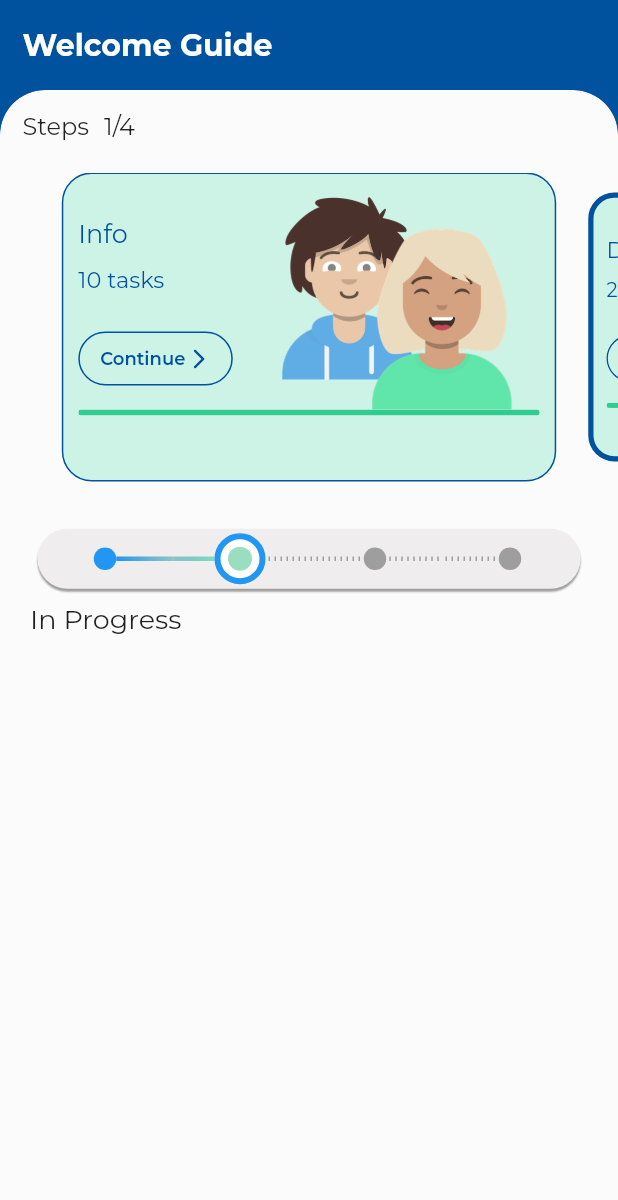
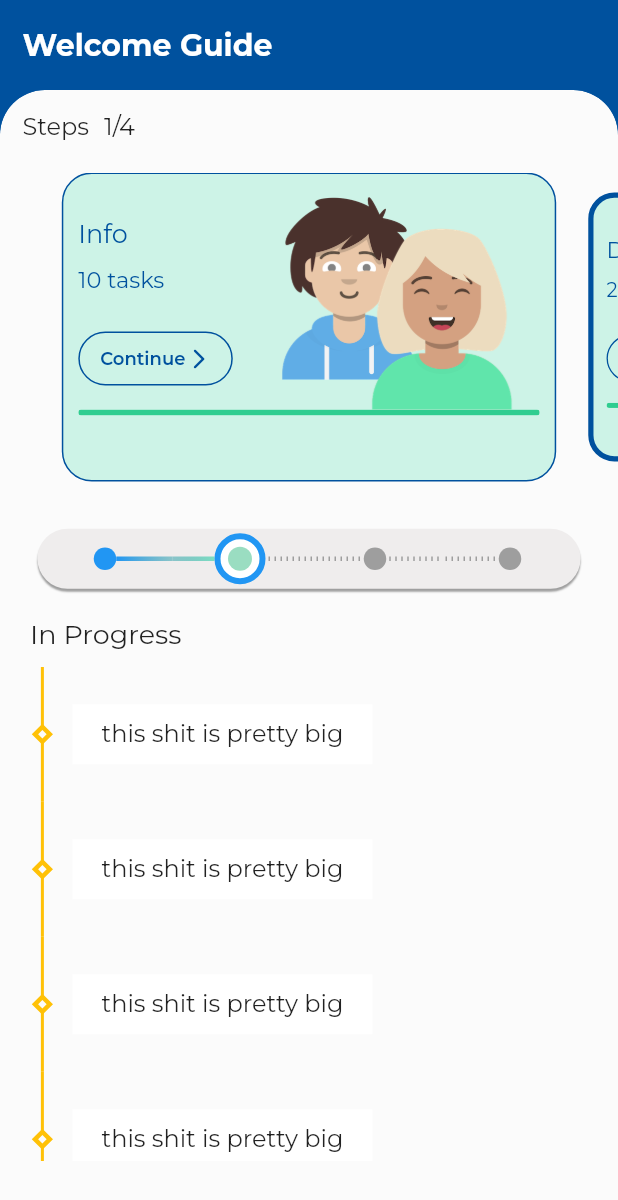
Before and after one commit to aazirani/guide_wizard, a Flutter app: the screen it shows after launch, on a phone screen of 412 x 824 dp. Shown: the top 1200 px of the screen. Run offline on Flutter 3.47's test engine with Material 2 defaults, Android fonts, the phone set to English and light mode, and no system bars; drawn by our look-alikes of carousel_slider, timelines; our stand-ins replace another_flushbar, dio, dotted_line, flutter_markdown, flutter_mobx, get_it and 7 more; missing offline and left inert: render_metrics, xxtea; generated files the repository leaves out were written again.

Commit message:
Add compressed sub-task timeline

```diff
--- /dev/null
+++ b/lib/ui/compressed blocklist timeline/compressed_blocklist_timeline.dart
@@ -0,0 +1,100 @@
+import 'package:flutter/material.dart';
+import 'package:timelines/timelines.dart';
+import '../../widgets/diamond_indicator.dart';
+
+class CompressedBlocklistTimeline extends StatefulWidget {
+  const CompressedBlocklistTimeline({Key? key}) : super(key: key);
+
+  @override
+  State<CompressedBlocklistTimeline> createState() =>
+      _CompressedBlocklistTimelineState();
+}
+
+class _CompressedBlocklistTimelineState
+    extends State<CompressedBlocklistTimeline> {
+  double _getScreenHeight() => MediaQuery.of(context).size.height;
+  double _getScreenWidth() => MediaQuery.of(context).size.width;
+
+  @override
+  Widget build(BuildContext context) {
+    return Container(
+      // padding: EdgeInsets.only(left: 15),
+      height: _getScreenHeight() / 2.5,
+      width: double.infinity,
+      // color: Colors.green,
+      child: Align(
+        alignment: Alignment.topLeft,
+        child: _buildTimeline(),
+      ),
+    );
+  }
+
+  Widget _buildTimeline() {
+    return Align(
+      alignment: Alignment.topLeft,
+      child: Timeline.tileBuilder(
+          theme: TimelineThemeData(
+            direction: Axis.vertical,
+            color: Colors.blue,
+            // nodeItemOverlap: true,
+            // indicatorPosition: ,
+            nodePosition: 0.009,
+            // indicatorTheme: IndicatorThemeData(position: 100)),
+          ),
+          // scrollDirection: Axis.vertical,
+          builder: TimelineTileBuilder(
+            itemCount: 20,
+            itemExtent: 90,
+            contentsBuilder: (context, index) => Container(
+                margin: EdgeInsets.only(left: 15),
+                color: Colors.white,
+                width: 200,
+                height: 40,
+                child: Align(
+                    alignment: Alignment.center,
+                    child: Text("this shit is pretty big"))),
+            indicatorBuilder: (context, index) => _buildIndicator(),
+            startConnectorBuilder: (context, index) => SolidLineConnector(
+                direction: Axis.vertical, color: Colors.amber),
+            endConnectorBuilder: (context, index) => SolidLineConnector(
+                direction: Axis.vertical, color: Colors.amber),
+            // scrollDirection:
+          )),
+    );
+  }
+
+  Widget _buildIndicator() {
+    return Container(color: Colors.transparent, width: 10, height: 10, child: DiamondIndicator());
+  }
+
+  Widget _buildNodeTimeline() {
+    return Timeline.tileBuilder(
+      builder: TimelineTileBuilder(
+          itemCount: 30,
+          itemExtent: 40,
+          // contentsBuilder: (context, index) => _buildContents(),
+          indicatorBuilder: (context, index) =>
+              DotIndicator(size: 15, color: Colors.blue)),
+      // itemCount:20,
+      // itemExtent: 40,
+      scrollDirection: Axis.vertical,
+      padding: EdgeInsets.only(
+          left: 10, top: 10, bottom: 10, right: (_getScreenWidth() / 2) - 50),
+      // itemBuilder: (context, index) => DotIndicator(size: 15, color: Colors.yellow),
+      // mainAxisSize: MainAxisSize.min,
+      // direction: Axis.vertical,
+      // children: [
+      //   DotIndicator(size: 15, color: Colors.blue),
+      //   DotIndicator(size: 15, color: Colors.blue),
+      //   DotIndicator(size: 15, color: Colors.blue),
+      //   DotIndicator(size: 15, color: Colors.blue),
+      // ],
+    );
+  }
+
+  Widget _buildContents() {
+    // print(_getScreenWidth());
+    return Container(
+        width: 100, height: 30, child: Text("zoha"), color: Colors.amber);
+  }
+}
--- a/lib/ui/home/home.dart
+++ b/lib/ui/home/home.dart
@@ -7,6 +7,7 @@ import '../../models/step/step.dart' as s;
 import '../../utils/enums/enum.dart';
 import 'package:flutter_mobx/flutter_mobx.dart';
 import '../../stores/step/step_store.dart';
+import '../compressed blocklist timeline/compressed_blocklist_timeline.dart';
 
 import 'package:timelines/timelines.dart';
 
@@ -91,15 +92,23 @@ class _HomeScreenState extends State<HomeScreen> {
                   Observer(builder: (_) => Text("${stepStore.currentStep}/4"))
                 ])),
             //step slider
-            StepSliderWidget(steps: steps,),
+            StepSliderWidget(
+              steps: steps,
+            ),
             StepTimeLine(pending: 1, stepNo: 3, steps: steps),
             SizedBox(height: 10),
             Padding(
-                padding: EdgeInsets.only(left: 20),
+                padding: EdgeInsets.only(left: 20, top: 10),
                 child: Align(
                     alignment: Alignment.centerLeft,
                     child:
                         Text("In Progress", style: TextStyle(fontSize: 18)))),
+            SizedBox(height: 10),
+            Container(
+                // margin: EdgeInsets.only(right: 0),
+                padding: EdgeInsets.only(left: 20, right: 20),
+                // height: 300,
+                child: CompressedBlocklistTimeline()),
             // SizedBox(height:   20),
             // _buildScrollableTimeline(),
           ],
--- /dev/null
+++ b/lib/widgets/diamond_indicator.dart
@@ -0,0 +1,46 @@
+import 'dart:math' as math;
+
+import 'package:flutter/material.dart';
+
+class DiamondIndicator extends StatelessWidget {
+  const DiamondIndicator({Key? key}) : super(key: key);
+
+  @override
+  Widget build(BuildContext context) {
+    return Scaffold(
+      backgroundColor: Colors.transparent,
+      body: Center(
+        child: Transform(
+          alignment: Alignment.center,
+          transform: Matrix4.rotationZ(
+            math.pi / 4,
+          ),
+          child: Container(
+            // width: 100,
+            // height: 100,
+            decoration: BoxDecoration(
+              color: Colors.transparent,
+              border: Border.all(
+                width: 3,
+                color: Colors.amber,
+              ),
+            ),
+            child: InkWell(
+              splashColor: Colors.blueAccent,
+              // onTap: () {},
+              child: Center(
+                child: Transform(
+                  alignment: Alignment.center,
+                  transform: Matrix4.rotationZ(
+                    -math.pi / 4,
+                  ),
+
+                ),
+              ),
+            ),
+          ),
+        ),
+      ),
+    );
+  }
+}
```
